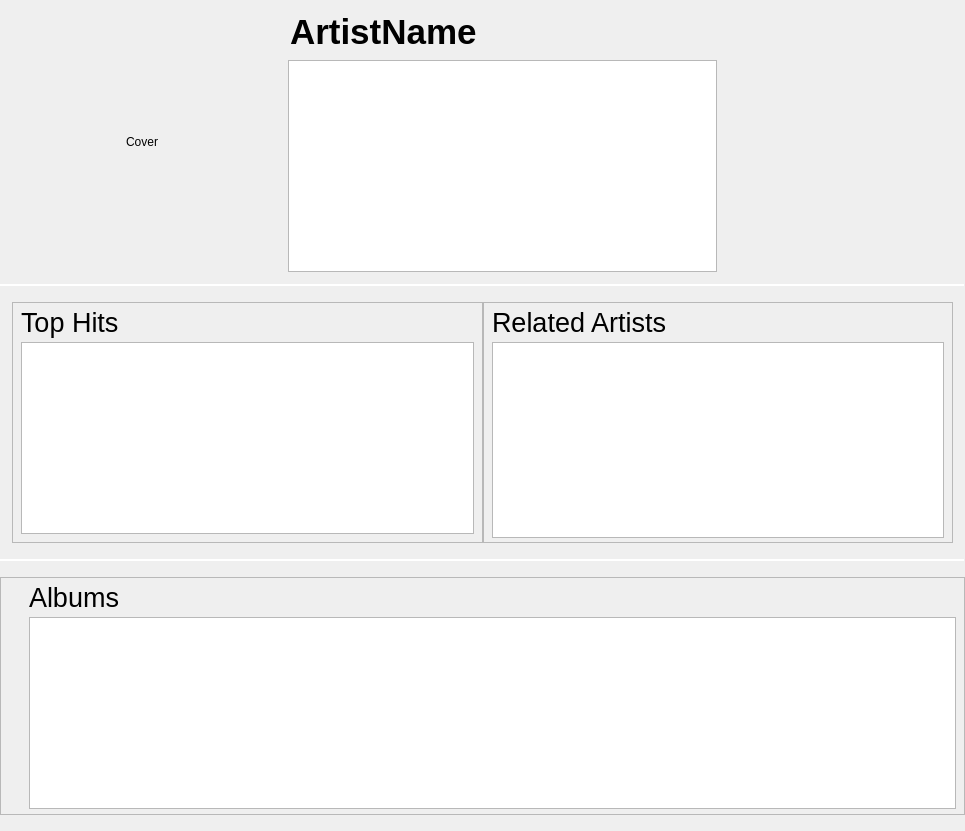
This is src/libtomahawk/widgets/infowidgets/ArtistInfoWidget.ui in tomahawk-player/tomahawk as Qt 5 draws it before an edit. The edited form follows.
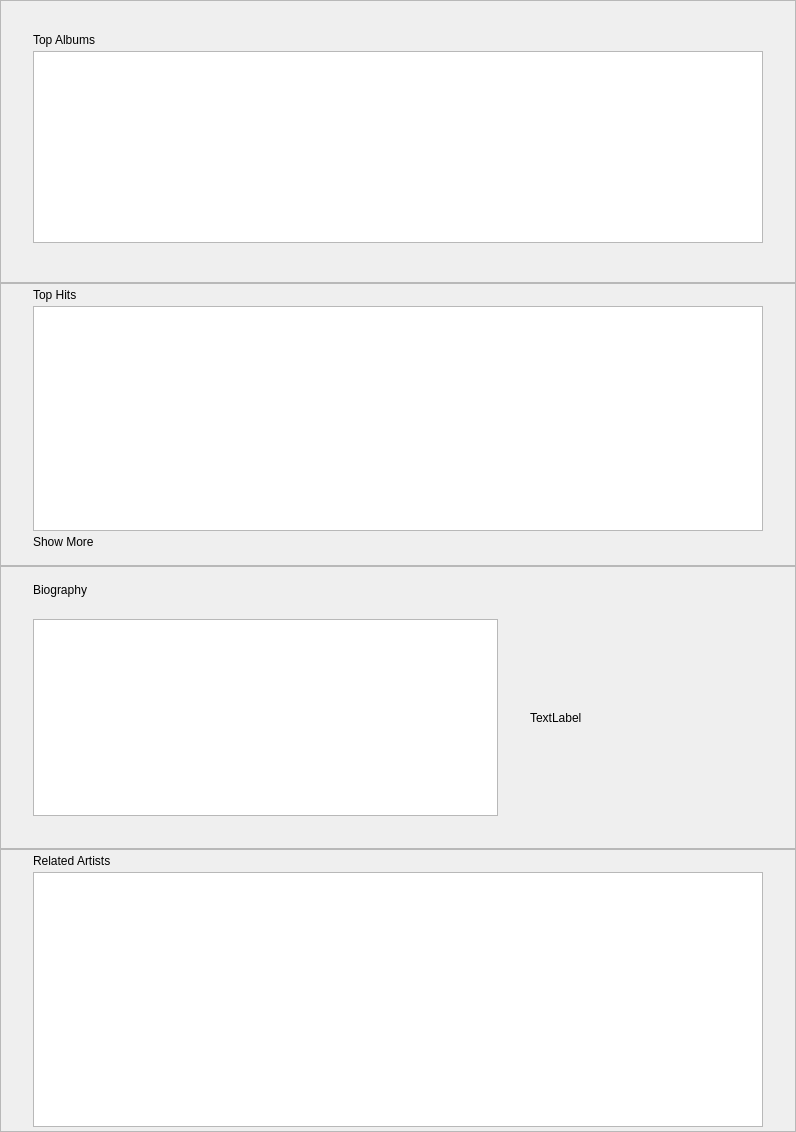
This is the edited form. Custom widgets are drawn as their Qt base class.

Commit message: * New style & layout for artist-page.

```diff
--- a/src/libtomahawk/widgets/infowidgets/ArtistInfoWidget.ui
+++ b/src/libtomahawk/widgets/infowidgets/ArtistInfoWidget.ui
@@ -6,14 +6,14 @@
    <rect>
     <x>0</x>
     <y>0</y>
-    <width>965</width>
-    <height>831</height>
+    <width>796</width>
+    <height>1132</height>
    </rect>
   </property>
   <property name="windowTitle">
-   <string notr="true" extracomment="not translatable because not shown to the user">Form</string>
+   <string>Form</string>
   </property>
-  <layout class="QVBoxLayout" name="verticalLayout_7" stretch="0,0,0,0,0,0,1">
+  <layout class="QVBoxLayout" name="verticalLayout_2">
    <property name="spacing">
     <number>0</number>
    </property>
@@ -21,286 +21,209 @@
     <number>0</number>
    </property>
    <item>
-    <layout class="QHBoxLayout" name="horizontalLayout">
-     <property name="spacing">
-      <number>16</number>
+    <widget class="QFrame" name="albumFrame">
+     <property name="frameShape">
+      <enum>QFrame::StyledPanel</enum>
      </property>
-     <property name="margin">
-      <number>12</number>
+     <property name="frameShadow">
+      <enum>QFrame::Raised</enum>
      </property>
-     <item>
-      <widget class="PlayableCover" name="cover">
-       <property name="sizePolicy">
-        <sizepolicy hsizetype="Fixed" vsizetype="Fixed">
-         <horstretch>0</horstretch>
-         <verstretch>0</verstretch>
-        </sizepolicy>
-       </property>
-       <property name="minimumSize">
-        <size>
-         <width>260</width>
-         <height>260</height>
-        </size>
-       </property>
-       <property name="text">
-        <string notr="true" extracomment="not translatable because is placeholder text">Cover</string>
-       </property>
-       <property name="alignment">
-        <set>Qt::AlignCenter</set>
-       </property>
-      </widget>
-     </item>
-     <item>
-      <layout class="QVBoxLayout" name="verticalLayout_3">
-       <property name="spacing">
-        <number>8</number>
-       </property>
-       <property name="margin">
-        <number>0</number>
-       </property>
-       <item>
-        <widget class="ScrollingLabel" name="artistLabel">
-         <property name="sizePolicy">
-          <sizepolicy hsizetype="Ignored" vsizetype="Preferred">
-           <horstretch>0</horstretch>
-           <verstretch>0</verstretch>
-          </sizepolicy>
-         </property>
-         <property name="font">
-          <font>
-           <pointsize>26</pointsize>
-           <weight>75</weight>
-           <bold>true</bold>
-          </font>
-         </property>
-         <property name="text">
-          <string notr="true" extracomment="not translatable because not shown to the user">ArtistName</string>
-         </property>
-         <property name="indent">
-          <number>2</number>
-         </property>
-        </widget>
-       </item>
-       <item>
-        <widget class="QTextBrowser" name="biography">
-         <property name="sizePolicy">
-          <sizepolicy hsizetype="MinimumExpanding" vsizetype="MinimumExpanding">
-           <horstretch>0</horstretch>
-           <verstretch>0</verstretch>
-          </sizepolicy>
-         </property>
-         <property name="minimumSize">
-          <size>
-           <width>0</width>
-           <height>190</height>
-          </size>
-         </property>
-         <property name="font">
-          <font>
-           <pointsize>13</pointsize>
-          </font>
-         </property>
-         <property name="horizontalScrollBarPolicy">
-          <enum>Qt::ScrollBarAlwaysOff</enum>
-         </property>
-        </widget>
-       </item>
-      </layout>
-     </item>
-     <item>
-      <widget class="QWidget" name="statsWidget" native="true">
-       <property name="minimumSize">
-        <size>
-         <width>220</width>
-         <height>240</height>
-        </size>
-       </property>
-       <property name="maximumSize">
-        <size>
-         <width>220</width>
-         <height>16777215</height>
-        </size>
-       </property>
-      </widget>
-     </item>
-    </layout>
+     <layout class="QVBoxLayout" name="verticalLayout_4">
+      <property name="spacing">
+       <number>4</number>
+      </property>
+      <property name="leftMargin">
+       <number>32</number>
+      </property>
+      <property name="topMargin">
+       <number>32</number>
+      </property>
+      <property name="rightMargin">
+       <number>32</number>
+      </property>
+      <property name="bottomMargin">
+       <number>8</number>
+      </property>
+      <item>
+       <widget class="CaptionLabel" name="albumLabel">
+        <property name="text">
+         <string>Top Albums</string>
+        </property>
+        <property name="margin">
+         <number>0</number>
+        </property>
+       </widget>
+      </item>
+      <item>
+       <widget class="GridView" name="albums">
+        <property name="sizePolicy">
+         <sizepolicy hsizetype="Expanding" vsizetype="Expanding">
+          <horstretch>0</horstretch>
+          <verstretch>0</verstretch>
+         </sizepolicy>
+        </property>
+        <property name="minimumSize">
+         <size>
+          <width>0</width>
+          <height>190</height>
+         </size>
+        </property>
+       </widget>
+      </item>
+      <item>
+       <spacer name="verticalSpacer_2">
+        <property name="orientation">
+         <enum>Qt::Vertical</enum>
+        </property>
+        <property name="sizeHint" stdset="0">
+         <size>
+          <width>20</width>
+          <height>0</height>
+         </size>
+        </property>
+       </spacer>
+      </item>
+     </layout>
+    </widget>
    </item>
    <item>
-    <widget class="Line" name="lineAbove">
-     <property name="maximumSize">
-      <size>
-       <width>16777215</width>
-       <height>1</height>
-      </size>
+    <widget class="QFrame" name="trackFrame">
+     <property name="frameShape">
+      <enum>QFrame::StyledPanel</enum>
      </property>
      <property name="frameShadow">
-      <enum>QFrame::Sunken</enum>
+      <enum>QFrame::Raised</enum>
      </property>
-     <property name="orientation">
-      <enum>Qt::Horizontal</enum>
-     </property>
+     <layout class="QVBoxLayout" name="verticalLayout_6">
+      <property name="spacing">
+       <number>4</number>
+      </property>
+      <property name="leftMargin">
+       <number>32</number>
+      </property>
+      <property name="topMargin">
+       <number>4</number>
+      </property>
+      <property name="rightMargin">
+       <number>32</number>
+      </property>
+      <property name="bottomMargin">
+       <number>16</number>
+      </property>
+      <item>
+       <widget class="CaptionLabel" name="label_2">
+        <property name="text">
+         <string>Top Hits</string>
+        </property>
+        <property name="margin">
+         <number>0</number>
+        </property>
+       </widget>
+      </item>
+      <item>
+       <widget class="GridView" name="topHits">
+        <property name="sizePolicy">
+         <sizepolicy hsizetype="Expanding" vsizetype="Expanding">
+          <horstretch>0</horstretch>
+          <verstretch>0</verstretch>
+         </sizepolicy>
+        </property>
+        <property name="minimumSize">
+         <size>
+          <width>0</width>
+          <height>190</height>
+         </size>
+        </property>
+       </widget>
+      </item>
+      <item>
+       <widget class="ClickableLabel" name="topHitsMoreLabel">
+        <property name="text">
+         <string>Show More</string>
+        </property>
+       </widget>
+      </item>
+     </layout>
     </widget>
    </item>
    <item>
-    <widget class="Line" name="lineBelow">
-     <property name="maximumSize">
-      <size>
-       <width>16777215</width>
-       <height>1</height>
-      </size>
+    <widget class="QFrame" name="bioFrame">
+     <property name="sizePolicy">
+      <sizepolicy hsizetype="Expanding" vsizetype="Expanding">
+       <horstretch>0</horstretch>
+       <verstretch>0</verstretch>
+      </sizepolicy>
      </property>
-     <property name="orientation">
-      <enum>Qt::Horizontal</enum>
+     <property name="frameShape">
+      <enum>QFrame::StyledPanel</enum>
      </property>
-    </widget>
-   </item>
-   <item>
-    <widget class="QWidget" name="widget" native="true">
-     <layout class="QVBoxLayout" name="verticalLayout">
-      <property name="spacing">
-       <number>0</number>
-      </property>
+     <property name="frameShadow">
+      <enum>QFrame::Raised</enum>
+     </property>
+     <layout class="QVBoxLayout" name="verticalLayout_3">
       <property name="leftMargin">
-       <number>0</number>
+       <number>32</number>
       </property>
       <property name="topMargin">
        <number>16</number>
       </property>
       <property name="rightMargin">
-       <number>0</number>
+       <number>32</number>
       </property>
       <property name="bottomMargin">
-       <number>16</number>
+       <number>32</number>
       </property>
       <item>
-       <layout class="QHBoxLayout" name="horizontalLayout_2">
+       <widget class="CaptionLabel" name="label_4">
+        <property name="text">
+         <string>Biography</string>
+        </property>
+        <property name="margin">
+         <number>0</number>
+        </property>
+       </widget>
+      </item>
+      <item>
+       <layout class="QHBoxLayout" name="horizontalLayout" stretch="2,1">
+        <property name="spacing">
+         <number>32</number>
+        </property>
+        <property name="sizeConstraint">
+         <enum>QLayout::SetMaximumSize</enum>
+        </property>
         <property name="leftMargin">
-         <number>12</number>
+         <number>0</number>
         </property>
         <property name="topMargin">
-         <number>0</number>
+         <number>16</number>
         </property>
         <property name="rightMargin">
-         <number>12</number>
+         <number>0</number>
         </property>
         <property name="bottomMargin">
          <number>0</number>
         </property>
         <item>
-         <widget class="QFrame" name="trackFrame">
-          <property name="frameShape">
-           <enum>QFrame::StyledPanel</enum>
+         <widget class="QTextBrowser" name="biography">
+          <property name="sizePolicy">
+           <sizepolicy hsizetype="MinimumExpanding" vsizetype="MinimumExpanding">
+            <horstretch>0</horstretch>
+            <verstretch>0</verstretch>
+           </sizepolicy>
           </property>
-          <property name="frameShadow">
-           <enum>QFrame::Raised</enum>
-          </property>
-          <layout class="QVBoxLayout" name="verticalLayout_6">
-           <property name="spacing">
-            <number>4</number>
-           </property>
-           <property name="leftMargin">
-            <number>8</number>
-           </property>
-           <property name="topMargin">
-            <number>4</number>
-           </property>
-           <property name="rightMargin">
-            <number>8</number>
-           </property>
-           <property name="bottomMargin">
-            <number>8</number>
-           </property>
-           <item>
-            <widget class="QLabel" name="label">
-             <property name="font">
-              <font>
-               <pointsize>20</pointsize>
-               <weight>50</weight>
-               <bold>false</bold>
-              </font>
-             </property>
-             <property name="text">
-              <string>Top Hits</string>
-             </property>
-             <property name="margin">
-              <number>0</number>
-             </property>
-            </widget>
-           </item>
-           <item>
-            <widget class="PlaylistView" name="topHits">
-             <property name="sizePolicy">
-              <sizepolicy hsizetype="Expanding" vsizetype="MinimumExpanding">
-               <horstretch>0</horstretch>
-               <verstretch>0</verstretch>
-              </sizepolicy>
-             </property>
-             <property name="headerHidden">
-              <bool>true</bool>
-             </property>
-            </widget>
-           </item>
-          </layout>
          </widget>
         </item>
         <item>
-         <widget class="QFrame" name="artistFrame">
-          <property name="frameShape">
-           <enum>QFrame::StyledPanel</enum>
+         <widget class="QLabel" name="cover">
+          <property name="sizePolicy">
+           <sizepolicy hsizetype="Expanding" vsizetype="Expanding">
+            <horstretch>0</horstretch>
+            <verstretch>0</verstretch>
+           </sizepolicy>
           </property>
-          <property name="frameShadow">
-           <enum>QFrame::Raised</enum>
+          <property name="text">
+           <string>TextLabel</string>
           </property>
-          <layout class="QVBoxLayout" name="verticalLayout_5">
-           <property name="spacing">
-            <number>4</number>
-           </property>
-           <property name="leftMargin">
-            <number>8</number>
-           </property>
-           <property name="topMargin">
-            <number>4</number>
-           </property>
-           <property name="rightMargin">
-            <number>8</number>
-           </property>
-           <property name="bottomMargin">
-            <number>4</number>
-           </property>
-           <item>
-            <widget class="QLabel" name="label_2">
-             <property name="font">
-              <font>
-               <pointsize>20</pointsize>
-               <weight>50</weight>
-               <bold>false</bold>
-              </font>
-             </property>
-             <property name="text">
-              <string>Related Artists</string>
-             </property>
-             <property name="margin">
-              <number>0</number>
-             </property>
-            </widget>
-           </item>
-           <item>
-            <widget class="GridView" name="relatedArtists">
-             <property name="sizePolicy">
-              <sizepolicy hsizetype="Expanding" vsizetype="MinimumExpanding">
-               <horstretch>0</horstretch>
-               <verstretch>0</verstretch>
-              </sizepolicy>
-             </property>
-             <property name="minimumSize">
-              <size>
-               <width>0</width>
-               <height>190</height>
-              </size>
-             </property>
-            </widget>
-           </item>
-          </layout>
          </widget>
         </item>
        </layout>
@@ -309,120 +232,53 @@
     </widget>
    </item>
    <item>
-    <widget class="Line" name="lineAbove2">
-     <property name="maximumSize">
-      <size>
-       <width>16777215</width>
-       <height>1</height>
-      </size>
+    <widget class="QFrame" name="artistFrame">
+     <property name="frameShape">
+      <enum>QFrame::StyledPanel</enum>
      </property>
-     <property name="orientation">
-      <enum>Qt::Horizontal</enum>
+     <property name="frameShadow">
+      <enum>QFrame::Raised</enum>
      </property>
-    </widget>
-   </item>
-   <item>
-    <widget class="Line" name="lineBelow2">
-     <property name="maximumSize">
-      <size>
-       <width>16777215</width>
-       <height>1</height>
-      </size>
-     </property>
-     <property name="orientation">
-      <enum>Qt::Horizontal</enum>
-     </property>
-    </widget>
-   </item>
-   <item>
-    <widget class="QWidget" name="albumWidget" native="true">
-     <layout class="QVBoxLayout" name="verticalLayout_2">
+     <layout class="QVBoxLayout" name="verticalLayout_5">
       <property name="spacing">
-       <number>0</number>
+       <number>4</number>
       </property>
       <property name="leftMargin">
-       <number>0</number>
+       <number>32</number>
       </property>
       <property name="topMargin">
-       <number>16</number>
+       <number>4</number>
       </property>
       <property name="rightMargin">
-       <number>0</number>
+       <number>32</number>
       </property>
       <property name="bottomMargin">
-       <number>16</number>
+       <number>4</number>
       </property>
       <item>
-       <widget class="QFrame" name="albumFrame">
-        <property name="frameShape">
-         <enum>QFrame::StyledPanel</enum>
+       <widget class="CaptionLabel" name="label_3">
+        <property name="text">
+         <string>Related Artists</string>
         </property>
-        <property name="frameShadow">
-         <enum>QFrame::Raised</enum>
+        <property name="margin">
+         <number>0</number>
         </property>
-        <layout class="QVBoxLayout" name="verticalLayout_4">
-         <property name="spacing">
-          <number>4</number>
-         </property>
-         <property name="leftMargin">
-          <number>28</number>
-         </property>
-         <property name="topMargin">
-          <number>4</number>
-         </property>
-         <property name="rightMargin">
-          <number>8</number>
-         </property>
-         <property name="bottomMargin">
-          <number>4</number>
-         </property>
-         <item>
-          <widget class="QLabel" name="albumLabel">
-           <property name="font">
-            <font>
-             <pointsize>20</pointsize>
-             <weight>50</weight>
-             <bold>false</bold>
-            </font>
-           </property>
-           <property name="text">
-            <string>Albums</string>
-           </property>
-           <property name="margin">
-            <number>0</number>
-           </property>
-          </widget>
-         </item>
-         <item>
-          <widget class="GridView" name="albums">
-           <property name="sizePolicy">
-            <sizepolicy hsizetype="Expanding" vsizetype="Expanding">
-             <horstretch>0</horstretch>
-             <verstretch>0</verstretch>
-            </sizepolicy>
-           </property>
-           <property name="minimumSize">
-            <size>
-             <width>0</width>
-             <height>190</height>
-            </size>
-           </property>
-          </widget>
-         </item>
-         <item>
-          <spacer name="verticalSpacer">
-           <property name="orientation">
-            <enum>Qt::Vertical</enum>
-           </property>
-           <property name="sizeHint" stdset="0">
-            <size>
-             <width>20</width>
-             <height>0</height>
-            </size>
-           </property>
-          </spacer>
-         </item>
-        </layout>
+       </widget>
+      </item>
+      <item>
+       <widget class="GridView" name="relatedArtists">
+        <property name="sizePolicy">
+         <sizepolicy hsizetype="Expanding" vsizetype="MinimumExpanding">
+          <horstretch>0</horstretch>
+          <verstretch>0</verstretch>
+         </sizepolicy>
+        </property>
+        <property name="minimumSize">
+         <size>
+          <width>0</width>
+          <height>190</height>
+         </size>
+        </property>
        </widget>
       </item>
      </layout>
@@ -437,19 +293,14 @@
    <header>playlist/GridView.h</header>
   </customwidget>
   <customwidget>
-   <class>PlayableCover</class>
+   <class>CaptionLabel</class>
    <extends>QLabel</extends>
-   <header>widgets/PlayableCover.h</header>
+   <header>widgets/CaptionLabel.h</header>
   </customwidget>
   <customwidget>
-   <class>ScrollingLabel</class>
+   <class>ClickableLabel</class>
    <extends>QLabel</extends>
-   <header location="global">widgets/ScrollingLabel.h</header>
-  </customwidget>
-  <customwidget>
-   <class>PlaylistView</class>
-   <extends>QTreeView</extends>
-   <header location="global">playlist/PlaylistView.h</header>
+   <header>widgets/ClickableLabel.h</header>
   </customwidget>
  </customwidgets>
  <resources/>
```
The commit also changes 2 other files.
